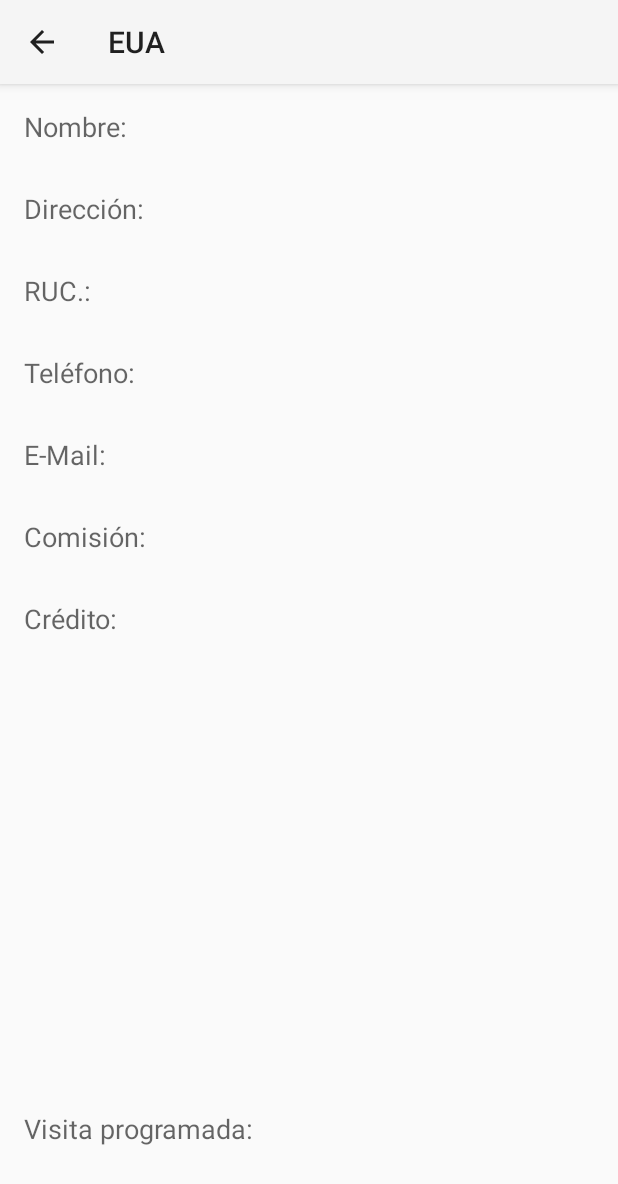
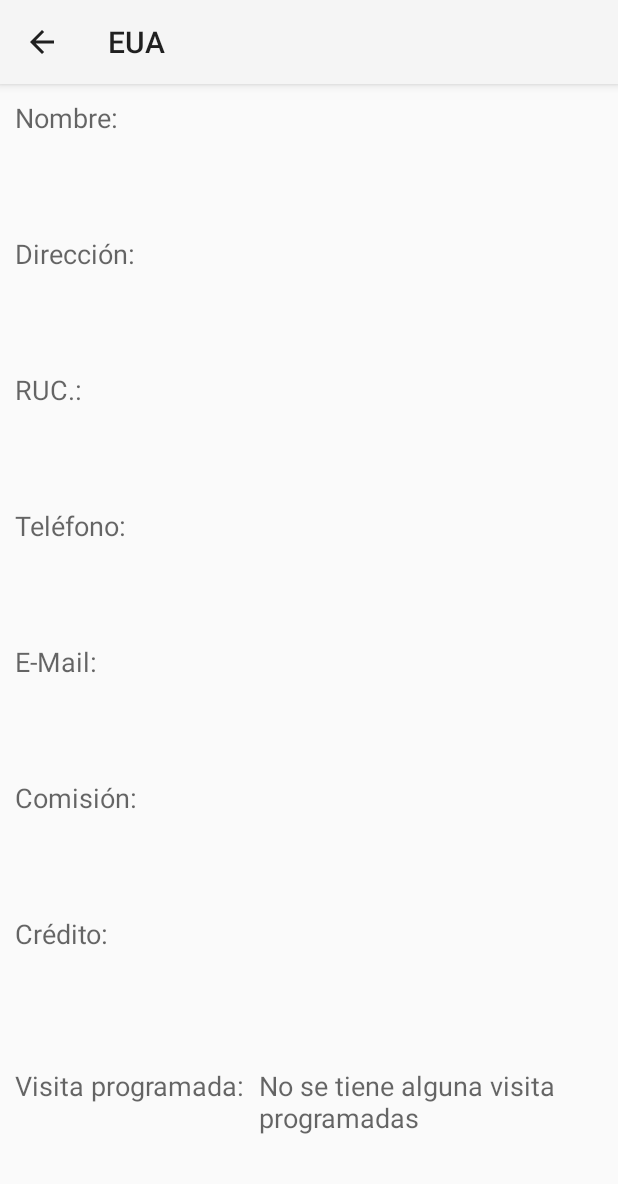
Before and after one commit to adbeel92/EUA-Android, an Android app: the AgencyDetailActivity screen opened directly, with no data from a screen before it, on a phone screen of 412 x 824 dp. Shown: the top 1184 px of the screen. Run offline under Robolectric (Android 15) with nearby library versions, the phone set to English and light mode, and no system bars; libraries missing offline, so code that uses them is left out: junit.framework; 14 statements that could not run were skipped.

```diff
--- a/EUA/app/build.gradle
+++ b/EUA/app/build.gradle
@@ -8,8 +8,8 @@ android {
         applicationId "com.eua.SalesTrackingApp"
         minSdkVersion 15
         targetSdkVersion 23
-        versionCode 5
-        versionName "1.1"
+        versionCode 6
+        versionName "1.2"
         multiDexEnabled true
     }
     buildTypes {
--- a/EUA/app/src/main/java/com/eua/SalesTrackingApp/AgencyDetailActivity.java
+++ b/EUA/app/src/main/java/com/eua/SalesTrackingApp/AgencyDetailActivity.java
@@ -4,6 +4,8 @@ import android.content.Intent;
 import android.graphics.Color;
 import android.support.v7.app.AppCompatActivity;
 import android.os.Bundle;
+import android.text.Html;
+import android.text.method.LinkMovementMethod;
 import android.view.View;
 import android.widget.TextView;
 import android.widget.Toast;
@@ -73,8 +75,14 @@ public class AgencyDetailActivity extends AppManager {
         agencyName.setText(agencyName.getText().toString() + " " + agency.getAgenciaNombre());
         agencyAddress.setText(agencyAddress.getText().toString() + " " + agency.getAgenciaDireccion());
         agencyLegalId.setText(agencyLegalId.getText().toString() + " " + agency.getAgenciaRUC());
-        agencyPhone.setText(agencyPhone.getText().toString() + " " + agency.getAgenciaTelefono());
-        agencyEmail.setText(agencyEmail.getText().toString() + " " + agency.getAgenciaEmail());
+        String phoneText = "";
+        if (agency.getAgenciaTelefono().length() <= 7) {
+            phoneText = "01" + agency.getAgenciaTelefono();
+        } else {
+            phoneText = agency.getAgenciaTelefono();
+        }
+        agencyPhone.setText(phoneText);
+        agencyEmail.setText(agency.getAgenciaEmail());
         agencyComision.setText(agencyComision.getText().toString() + " " + agency.getAgenciaComision());
         agencyCredit.setText(agencyCredit.getText().toString() + " " + agency.getAgenciaCredito());
         SimpleDateFormat sdf2 = new SimpleDateFormat("dd/MM/yyyy");
--- a/EUA/app/src/main/res/layout/activity_agency_detail.xml
+++ b/EUA/app/src/main/res/layout/activity_agency_detail.xml
@@ -1,109 +1,164 @@
-<?xml version="1.0" encoding="utf-8"?>
-<RelativeLayout xmlns:android="http://schemas.android.com/apk/res/android"
+<LinearLayout xmlns:android="http://schemas.android.com/apk/res/android"
     xmlns:tools="http://schemas.android.com/tools"
     android:layout_width="match_parent"
     android:layout_height="match_parent"
-    android:paddingBottom="@dimen/activity_vertical_margin"
-    android:paddingLeft="@dimen/activity_horizontal_margin"
-    android:paddingRight="@dimen/activity_horizontal_margin"
-    android:paddingTop="@dimen/activity_vertical_margin"
     tools:context="com.eua.SalesTrackingApp.AgencyDetailActivity">
 
+    <TableLayout
+        android:layout_width="match_parent"
+        android:layout_height="match_parent">
+
+        <TableRow
+            android:id="@+id/tableRow1"
+            android:layout_width="wrap_content"
+            android:layout_height="wrap_content"
+            android:layout_margin="10dp"
+            android:layout_weight="1">
             <TextView
+                android:layout_span="2"
                 android:layout_width="wrap_content"
                 android:layout_height="wrap_content"
                 android:textAppearance="?android:attr/textAppearanceMedium"
                 android:text="Nombre:"
                 android:id="@+id/nameTag"
-        android:layout_alignParentTop="true"
-        android:layout_alignParentLeft="true"
-        android:layout_alignParentStart="true" />
+                android:layout_weight="1"/>
+        </TableRow>
 
+        <TableRow
+            android:id="@+id/tableRow2"
+            android:layout_width="wrap_content"
+            android:layout_height="wrap_content"
+            android:layout_margin="10dp"
+            android:layout_weight="1">
             <TextView
+                android:layout_span="2"
                 android:layout_width="wrap_content"
                 android:layout_height="wrap_content"
                 android:textAppearance="?android:attr/textAppearanceMedium"
                 android:text="Dirección:"
                 android:id="@+id/addressTag"
-        android:layout_below="@+id/nameTag"
-        android:layout_alignParentLeft="true"
-        android:layout_alignParentStart="true"
-        android:layout_marginTop="30dp" />
+                android:layout_weight="1"/>
+        </TableRow>
 
+        <TableRow
+            android:id="@+id/tableRow3"
+            android:layout_width="wrap_content"
+            android:layout_height="wrap_content"
+            android:layout_margin="10dp"
+            android:layout_weight="1">
             <TextView
+                android:layout_span="2"
                 android:layout_width="wrap_content"
                 android:layout_height="wrap_content"
                 android:textAppearance="?android:attr/textAppearanceMedium"
                 android:text="RUC.:"
                 android:id="@+id/legalIdTag"
-        android:layout_below="@+id/addressTag"
-        android:layout_alignParentLeft="true"
-        android:layout_alignParentStart="true"
-        android:layout_marginTop="30dp" />
+                android:layout_weight="1"/>
+        </TableRow>
 
+        <TableRow
+            android:id="@+id/tableRow4"
+            android:layout_width="wrap_content"
+            android:layout_height="wrap_content"
+            android:layout_margin="10dp"
+            android:layout_weight="1">
             <TextView
                 android:layout_width="wrap_content"
                 android:layout_height="wrap_content"
                 android:textAppearance="?android:attr/textAppearanceMedium"
-        android:text="Teléfono:"
-        android:id="@+id/phoneTag"
-        android:layout_below="@+id/legalIdTag"
-        android:layout_alignParentLeft="true"
-        android:layout_alignParentStart="true"
-        android:layout_marginTop="30dp" />
-
+                android:text="Teléfono: "
+                android:id="@+id/phoneLabel"
+                android:layout_weight="1"/>
             <TextView
                 android:layout_width="wrap_content"
                 android:layout_height="wrap_content"
                 android:textAppearance="?android:attr/textAppearanceMedium"
-        android:text="E-Mail:"
+                android:autoLink="phone"
+                android:text=" "
+                android:id="@+id/phoneTag"
+                android:layout_weight="1"/>
+        </TableRow>
+
+        <TableRow
+            android:id="@+id/tableRow5"
+            android:layout_width="wrap_content"
+            android:layout_height="wrap_content"
+            android:layout_margin="10dp"
+            android:layout_weight="1">
+            <TextView
+                android:layout_width="wrap_content"
+                android:layout_height="wrap_content"
+                android:textAppearance="?android:attr/textAppearanceMedium"
+                android:text="E-Mail: "
+                android:id="@+id/emailLabel"
+                android:layout_weight="1"/>
+            <TextView
+                android:layout_width="wrap_content"
+                android:layout_height="wrap_content"
+                android:textAppearance="?android:attr/textAppearanceMedium"
+                android:autoLink="email"
+                android:text=" "
                 android:id="@+id/emailTag"
-        android:layout_below="@id/phoneTag"
-        android:layout_alignParentLeft="true"
-        android:layout_alignParentStart="true"
-        android:layout_marginTop="30dp" />
+                android:layout_weight="1"/>
+        </TableRow>
 
+        <TableRow
+            android:id="@+id/tableRow6"
+            android:layout_width="wrap_content"
+            android:layout_height="wrap_content"
+            android:layout_margin="10dp"
+            android:layout_weight="1">
             <TextView
+                android:layout_span="2"
                 android:layout_width="wrap_content"
                 android:layout_height="wrap_content"
                 android:textAppearance="?android:attr/textAppearanceMedium"
                 android:text="Comisión:"
                 android:id="@+id/comisionTag"
-        android:layout_below="@+id/emailTag"
-        android:layout_alignParentLeft="true"
-        android:layout_alignParentStart="true"
-        android:layout_marginTop="30dp" />
+                android:layout_weight="1"/>
+        </TableRow>
 
+        <TableRow
+            android:id="@+id/tableRow7"
+            android:layout_width="wrap_content"
+            android:layout_height="wrap_content"
+            android:layout_margin="10dp"
+            android:layout_weight="1">
             <TextView
+                android:layout_span="2"
                 android:layout_width="wrap_content"
                 android:layout_height="wrap_content"
                 android:textAppearance="?android:attr/textAppearanceMedium"
                 android:text="Crédito:"
                 android:id="@+id/creditTag"
-        android:layout_below="@+id/comisionTag"
-        android:layout_alignParentLeft="true"
-        android:layout_alignParentStart="true"
-        android:layout_marginTop="30dp" />
+                android:layout_weight="1"/>
+        </TableRow>
 
+        <TableRow
+            android:id="@+id/tableRow8"
+            android:layout_width="wrap_content"
+            android:layout_height="wrap_content"
+            android:layout_marginLeft="10dp"
+            android:layout_marginRight="10dp"
+            android:layout_marginTop="20dp"
+            android:layout_marginBottom="20dp"
+            android:layout_weight="1">
             <TextView
                 android:layout_width="wrap_content"
                 android:layout_height="wrap_content"
                 android:textAppearance="?android:attr/textAppearanceMedium"
-        android:text="Visita programada:"
+                android:text="Visita programada:  "
                 android:id="@+id/programmedVisitTag"
-        android:layout_alignParentBottom="true"
-        android:layout_alignParentLeft="true"
-        android:layout_alignParentStart="true"
-        android:layout_marginBottom="43dp" />
-
+                android:layout_weight="0"/>
             <TextView
                 android:layout_width="wrap_content"
                 android:layout_height="wrap_content"
                 android:textAppearance="?android:attr/textAppearanceMedium"
                 android:id="@+id/programmedVisitDateTag"
-        android:layout_alignTop="@+id/programmedVisitTag"
-        android:layout_toRightOf="@+id/programmedVisitTag"
-        android:layout_toEndOf="@+id/programmedVisitTag"
-        android:layout_marginLeft="42dp"
-        android:layout_marginStart="42dp" />
-</RelativeLayout>
+                android:text="No se tiene alguna visita programadas"
+                android:layout_weight="1"/>
+        </TableRow>
+
+    </TableLayout>
+
+</LinearLayout>
```
Lines whose indentation alone changed are shown as unchanged.
